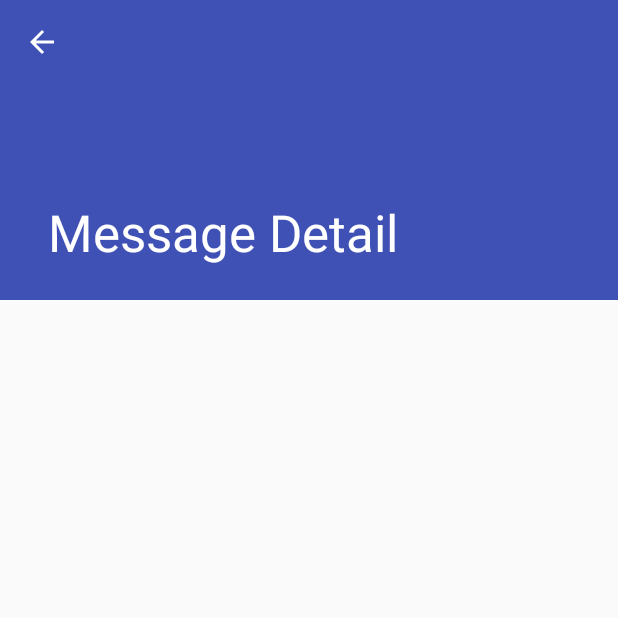
After one commit to gord0213/Lab2, an Android app: the MessageDetailActivity screen opened directly, with no data from a screen before it, on a phone screen of 412 x 824 dp, the top half of it. The commit adds this screen. Run offline under Robolectric (Android 15) with nearby library versions, the phone set to English and light mode, and no system bars; 1 statement that could not run was skipped.

Commit message:
Finished Lab 7!!!

```diff
--- a/app/build.gradle
+++ b/app/build.gradle
@@ -22,6 +22,8 @@ android {
 dependencies {
     compile fileTree(dir: 'libs', include: ['*.jar'])
     testCompile 'junit:junit:4.12'
-    compile 'com.android.support:appcompat-v7:24.2.0'
-    compile 'com.android.support:design:24.2.0'
+    compile 'com.android.support:appcompat-v7:24.2.1'
+    compile 'com.android.support:design:24.2.1'
+    compile 'com.android.support:support-v4:24.2.1'
+    compile 'com.android.support:recyclerview-v7:24.2.1'
 }
--- a/app/src/main/java/com/example/mike/lab2/ChatWindow.java
+++ b/app/src/main/java/com/example/mike/lab2/ChatWindow.java
@@ -1,9 +1,7 @@
 package com.example.mike.lab2;
 
-import android.content.ContentValues;
 import android.content.Context;
 import android.database.Cursor;
-import android.database.sqlite.SQLiteDatabase;
 import android.support.v7.app.AppCompatActivity;
 import android.os.Bundle;
 import android.util.Log;
--- /dev/null
+++ b/app/src/main/java/com/example/mike/lab2/MessageDetailActivity.java
@@ -0,0 +1,81 @@
+package com.example.mike.lab2;
+
+import android.content.Intent;
+import android.os.Bundle;
+import android.support.design.widget.FloatingActionButton;
+import android.support.design.widget.Snackbar;
+import android.support.v7.widget.Toolbar;
+import android.view.View;
+import android.support.v7.app.AppCompatActivity;
+import android.support.v7.app.ActionBar;
+import android.view.MenuItem;
+
+/**
+ * An activity representing a single Message detail screen. This
+ * activity is only used narrow width devices. On tablet-size devices,
+ * item details are presented side-by-side with a list of items
+ * in a {@link MessageListActivity}.
+ */
+public class MessageDetailActivity extends AppCompatActivity {
+
+    @Override
+    protected void onCreate(Bundle savedInstanceState) {
+        super.onCreate(savedInstanceState);
+        setContentView(R.layout.activity_message_detail);
+        Toolbar toolbar = (Toolbar) findViewById(R.id.detail_toolbar);
+        setSupportActionBar(toolbar);
+
+        FloatingActionButton fab = (FloatingActionButton) findViewById(R.id.fab);
+        fab.setOnClickListener(new View.OnClickListener() {
+            @Override
+            public void onClick(View view) {
+                Snackbar.make(view, "Replace with your own detail action", Snackbar.LENGTH_LONG)
+                        .setAction("Action", null).show();
+            }
+        });
+
+        // Show the Up button in the action bar.
+        ActionBar actionBar = getSupportActionBar();
+        if (actionBar != null) {
+            actionBar.setDisplayHomeAsUpEnabled(true);
+        }
+
+        // savedInstanceState is non-null when there is fragment state
+        // saved from previous configurations of this activity
+        // (e.g. when rotating the screen from portrait to landscape).
+        // In this case, the fragment will automatically be re-added
+        // to its container so we don't need to manually add it.
+        // For more information, see the Fragments API guide at:
+        //
+        // http://developer.android.com/guide/components/fragments.html
+        //
+        if (savedInstanceState == null) {
+            // Create the detail fragment and add it to the activity
+            // using a fragment transaction.
+            Bundle arguments = new Bundle();
+            arguments.putString(MessageDetailFragment.ARG_ITEM_ID,
+                    getIntent().getStringExtra(MessageDetailFragment.ARG_ITEM_ID));
+            MessageDetailFragment fragment = new MessageDetailFragment();
+            fragment.setArguments(arguments);
+            getSupportFragmentManager().beginTransaction()
+                    .add(R.id.message_detail_container, fragment)
+                    .commit();
+        }
+    }
+
+    @Override
+    public boolean onOptionsItemSelected(MenuItem item) {
+        int id = item.getItemId();
+        if (id == android.R.id.home) {
+            // This ID represents the Home or Up button. In the case of this
+            // activity, the Up button is shown. For
+            // more details, see the Navigation pattern on Android Design:
+            //
+            // http://developer.android.com/design/patterns/navigation.html#up-vs-back
+            //
+            navigateUpTo(new Intent(this, MessageListActivity.class));
+            return true;
+        }
+        return super.onOptionsItemSelected(item);
+    }
+}
--- /dev/null
+++ b/app/src/main/java/com/example/mike/lab2/MessageDetailFragment.java
@@ -0,0 +1,69 @@
+package com.example.mike.lab2;
+
+import android.app.Activity;
+import android.support.design.widget.CollapsingToolbarLayout;
+import android.os.Bundle;
+import android.support.v4.app.Fragment;
+import android.view.LayoutInflater;
+import android.view.View;
+import android.view.ViewGroup;
+import android.widget.TextView;
+
+import com.example.mike.lab2.dummy.DummyContent;
+
+/**
+ * A fragment representing a single Message detail screen.
+ * This fragment is either contained in a {@link MessageListActivity}
+ * in two-pane mode (on tablets) or a {@link MessageDetailActivity}
+ * on handsets.
+ */
+public class MessageDetailFragment extends Fragment {
+    /**
+     * The fragment argument representing the item ID that this fragment
+     * represents.
+     */
+    public static final String ARG_ITEM_ID = "item_id";
+
+    /**
+     * The dummy content this fragment is presenting.
+     */
+    private String mItem;//DummyContent.DummyItem mItem;
+
+    /**
+     * Mandatory empty constructor for the fragment manager to instantiate the
+     * fragment (e.g. upon screen orientation changes).
+     */
+    public MessageDetailFragment() {
+    }
+
+    @Override
+    public void onCreate(Bundle savedInstanceState) {
+        super.onCreate(savedInstanceState);
+
+        if (getArguments().containsKey(ARG_ITEM_ID)) {
+            // Load the dummy content specified by the fragment
+            // arguments. In a real-world scenario, use a Loader
+            // to load content from a content provider.
+            mItem = getArguments().getString(ARG_ITEM_ID);//DummyContent.ITEM_MAP.get(getArguments().getString(ARG_ITEM_ID));
+
+            Activity activity = this.getActivity();
+            CollapsingToolbarLayout appBarLayout = (CollapsingToolbarLayout) activity.findViewById(R.id.toolbar_layout);
+            if (appBarLayout != null) {
+                appBarLayout.setTitle(mItem);//.content);
+            }
+        }
+    }
+
+    @Override
+    public View onCreateView(LayoutInflater inflater, ViewGroup container,
+                             Bundle savedInstanceState) {
+        View rootView = inflater.inflate(R.layout.message_detail, container, false);
+
+        // Show the dummy content as text in a TextView.
+        if (mItem != null) {
+            ((TextView) rootView.findViewById(R.id.message_detail)).setText(mItem);//.details);
+        }
+
+        return rootView;
+    }
+}
--- a/app/src/main/java/com/example/mike/lab2/StartActivity.java
+++ b/app/src/main/java/com/example/mike/lab2/StartActivity.java
@@ -34,7 +34,7 @@ public class StartActivity extends AppCompatActivity {
 
     public void StartChatButtonClicked(View view){
         Log.i(ACTIVITY_NAME, "User clicked Start Chat");
-        Intent intent = new Intent(StartActivity.this, ChatWindow.class);
+        Intent intent = new Intent(StartActivity.this, MessageListActivity.class);
         startActivity(intent);
     }
 
--- /dev/null
+++ b/app/src/main/res/layout/activity_message_detail.xml
@@ -0,0 +1,53 @@
+<android.support.design.widget.CoordinatorLayout xmlns:android="http://schemas.android.com/apk/res/android"
+    xmlns:app="http://schemas.android.com/apk/res-auto"
+    xmlns:tools="http://schemas.android.com/tools"
+    android:layout_width="match_parent"
+    android:layout_height="match_parent"
+    android:fitsSystemWindows="true"
+    tools:context="com.example.mike.lab2.MessageDetailActivity"
+    tools:ignore="MergeRootFrame">
+
+    <android.support.design.widget.AppBarLayout
+        android:id="@+id/app_bar"
+        android:layout_width="match_parent"
+        android:layout_height="@dimen/app_bar_height"
+        android:fitsSystemWindows="true"
+        android:theme="@style/ThemeOverlay.AppCompat.Dark.ActionBar">
+
+        <android.support.design.widget.CollapsingToolbarLayout
+            android:id="@+id/toolbar_layout"
+            android:layout_width="match_parent"
+            android:layout_height="match_parent"
+            android:fitsSystemWindows="true"
+            app:contentScrim="?attr/colorPrimary"
+            app:layout_scrollFlags="scroll|exitUntilCollapsed"
+            app:toolbarId="@+id/toolbar">
+
+            <android.support.v7.widget.Toolbar
+                android:id="@+id/detail_toolbar"
+                android:layout_width="match_parent"
+                android:layout_height="?attr/actionBarSize"
+                app:layout_collapseMode="pin"
+                app:popupTheme="@style/ThemeOverlay.AppCompat.Light" />
+
+        </android.support.design.widget.CollapsingToolbarLayout>
+
+    </android.support.design.widget.AppBarLayout>
+
+    <android.support.v4.widget.NestedScrollView
+        android:id="@+id/message_detail_container"
+        android:layout_width="match_parent"
+        android:layout_height="match_parent"
+        app:layout_behavior="@string/appbar_scrolling_view_behavior" />
+
+    <!--<android.support.design.widget.FloatingActionButton-->
+        <!--android:id="@+id/fab"-->
+        <!--android:layout_width="wrap_content"-->
+        <!--android:layout_height="wrap_content"-->
+        <!--android:layout_gravity="center_vertical|start"-->
+        <!--android:layout_margin="@dimen/fab_margin"-->
+        <!--android:src="@android:drawable/stat_notify_chat"-->
+        <!--app:layout_anchor="@+id/message_detail_container"-->
+        <!--app:layout_anchorGravity="top|end" />-->
+
+</android.support.design.widget.CoordinatorLayout>
--- a/app/src/main/res/layout/content_weather_forecast.xml
+++ b/app/src/main/res/layout/content_weather_forecast.xml
@@ -33,6 +33,7 @@
         android:layout_height="wrap_content"
         android:id="@+id/maxTemp"
         android:layout_below="@+id/minTemp"/>
+
     <ProgressBar
         android:layout_width="wrap_content"
         android:layout_height="wrap_content"
--- /dev/null
+++ b/app/src/main/res/layout/message_detail.xml
@@ -0,0 +1,10 @@
+<TextView xmlns:android="http://schemas.android.com/apk/res/android"
+    xmlns:tools="http://schemas.android.com/tools"
+    android:id="@+id/message_detail"
+    style="?android:attr/textAppearanceLarge"
+    android:layout_width="match_parent"
+    android:layout_height="match_parent"
+    android:padding="16dp"
+    android:textIsSelectable="true"
+    tools:context="com.example.mike.lab2.MessageDetailFragment"
+    android:gravity="right" />
--- a/app/src/main/res/values/dimens.xml
+++ b/app/src/main/res/values/dimens.xml
@@ -3,4 +3,7 @@
     <dimen name="activity_horizontal_margin">16dp</dimen>
     <dimen name="activity_vertical_margin">16dp</dimen>
     <dimen name="fab_margin">16dp</dimen>
+    <dimen name="app_bar_height">200dp</dimen>
+    <dimen name="item_width">200dp</dimen>
+    <dimen name="text_margin">16dp</dimen>
 </resources>
--- a/app/src/main/res/values/strings.xml
+++ b/app/src/main/res/values/strings.xml
@@ -22,4 +22,6 @@
     <string name="switchOff">Switch is OFF</string>
     <string name="switchOn">Switch is ON</string>
     <string name="title_activity_weather_forecast">WeatherForecast</string>
+    <string name="title_message_list">Messages</string>
+    <string name="title_message_detail">Message Detail</string>
 </resources>
```
Also changed, not shown: app/src/main/AndroidManifest.xml (+14 -0 lines), app/src/main/java/com/example/mike/lab2/MessageListActivity.java (added, +214 -0 lines), app/src/main/java/com/example/mike/lab2/WeatherForecast.java (+6 -6 lines), app/src/main/java/com/example/mike/lab2/dummy/DummyContent.java (added, +72 -0 lines), app/src/main/res/layout-w900dp/message_list.xml (added, +82 -0 lines), app/src/main/res/layout/activity_message_list.xml (added, +42 -0 lines), app/src/main/res/layout/message_list.xml (added, +51 -0 lines), app/src/main/res/layout/message_list_content.xml (added, +20 -0 lines).
